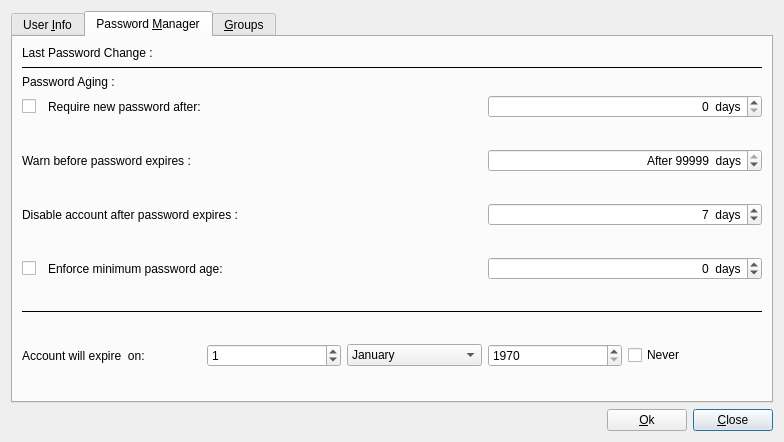
The window that ui/EditProperties.ui (xen0vas/UserManager) describes before a commit, drawn with Qt 5.
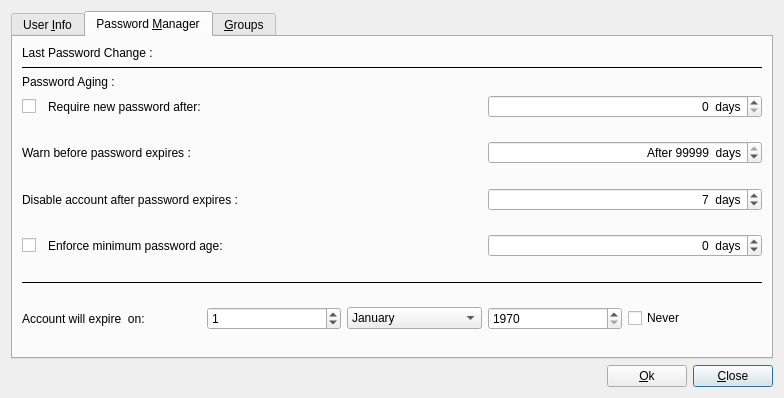
The same window after the commit. The open tabs and pages were chosen to show the change. Icons and pictures are not drawn.

Patch:
```diff
--- a/ui/EditProperties.ui
+++ b/ui/EditProperties.ui
@@ -1,12 +1,12 @@
 <ui version="4.0" >
  <class>EditProperties</class>
- <widget class="QDialog" name="EditProperties" >
-  <property name="geometry" >
+ <widget class="QDialog" name="EditProperties">
+  <property name="geometry">
    <rect>
     <x>0</x>
     <y>0</y>
     <width>784</width>
-    <height>442</height>
+    <height>398</height>
    </rect>
   </property>
   <property name="windowTitle" >
```
Left out of the diff: 691 changed lines with no effect on the pictures.
